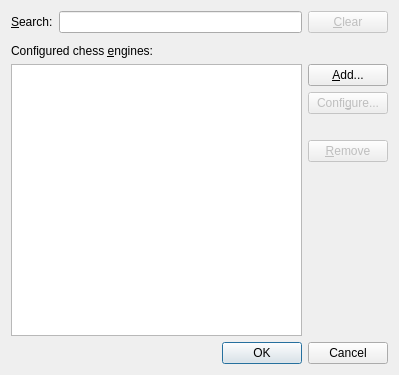
This is projects/gui/ui/enginemanagementdlg.ui in cutechess/cutechess as Qt 5 draws it before an edit. The edited form follows.
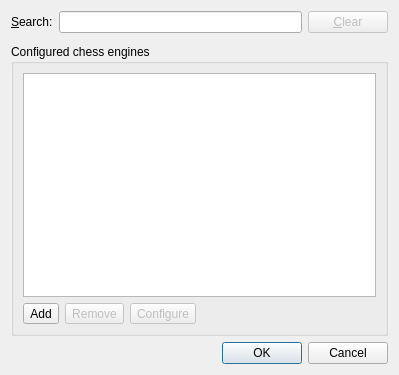
This is the edited form. Icons and pictures are not drawn.

The edit to the form file:
```diff
--- a/projects/gui/ui/enginemanagementdlg.ui
+++ b/projects/gui/ui/enginemanagementdlg.ui
@@ -58,81 +58,78 @@
     </spacer>
    </item>
    <item>
-    <widget class="QLabel" name="label_2">
-     <property name="text">
-      <string>Configured chess &amp;engines:</string>
+    <widget class="QGroupBox" name="groupBox">
+     <property name="title">
+      <string>Configured chess engines</string>
      </property>
-     <property name="buddy">
-      <cstring>m_enginesList</cstring>
-     </property>
-    </widget>
-   </item>
-   <item>
-    <layout class="QHBoxLayout" name="horizontalLayout">
+     <layout class="QVBoxLayout" name="verticalLayout_3">
      <item>
       <widget class="QListView" name="m_enginesList"/>
      </item>
      <item>
-      <layout class="QVBoxLayout" name="verticalLayout">
+       <layout class="QHBoxLayout" name="horizontalLayout_3">
        <item>
-        <widget class="QPushButton" name="m_addBtn">
+         <widget class="QToolButton" name="m_addBtn">
+          <property name="toolTip">
+           <string>Add a new engine</string>
+          </property>
          <property name="text">
-          <string>&amp;Add...</string>
-         </property>
+           <string>Add</string>
+          </property>
+          <property name="icon">
+           <iconset resource="../res/icons/icons.qrc">
+            <normaloff>:/icons/toolbutton/add_16x16.png</normaloff>:/icons/toolbutton/add_16x16.png</iconset>
+          </property>
         </widget>
        </item>
        <item>
-        <widget class="QPushButton" name="m_configureBtn">
+         <widget class="QToolButton" name="m_removeBtn">
          <property name="enabled">
           <bool>false</bool>
          </property>
          <property name="text">
-          <string>Confi&amp;gure...</string>
-         </property>
+           <string>Remove</string>
+          </property>
+          <property name="icon">
+           <iconset resource="../res/icons/icons.qrc">
+            <normaloff>:/icons/toolbutton/remove_16x16.png</normaloff>:/icons/toolbutton/remove_16x16.png</iconset>
+          </property>
         </widget>
        </item>
        <item>
-        <spacer name="verticalSpacer_2">
+         <widget class="QToolButton" name="m_configureBtn">
+          <property name="enabled">
+           <bool>false</bool>
+          </property>
+          <property name="toolTip">
+           <string>Configure selected engine(s)</string>
+          </property>
+          <property name="text">
+           <string>Configure</string>
+          </property>
+          <property name="icon">
+           <iconset resource="../res/icons/icons.qrc">
+            <normaloff>:/icons/toolbutton/configure_16x16.png</normaloff>:/icons/toolbutton/configure_16x16.png</iconset>
+          </property>
+         </widget>
+        </item>
+        <item>
+         <spacer name="horizontalSpacer">
          <property name="orientation">
-          <enum>Qt::Vertical</enum>
-         </property>
-         <property name="sizeType">
-          <enum>QSizePolicy::Fixed</enum>
+           <enum>Qt::Horizontal</enum>
          </property>
          <property name="sizeHint" stdset="0">
           <size>
-           <width>0</width>
+            <width>40</width>
            <height>20</height>
           </size>
          </property>
         </spacer>
        </item>
-       <item>
-        <widget class="QPushButton" name="m_removeBtn">
-         <property name="enabled">
-          <bool>false</bool>
-         </property>
-         <property name="text">
-          <string>&amp;Remove</string>
-         </property>
-        </widget>
-       </item>
-       <item>
-        <spacer name="verticalSpacer">
-         <property name="orientation">
-          <enum>Qt::Vertical</enum>
-         </property>
-         <property name="sizeHint" stdset="0">
-          <size>
-           <width>20</width>
-           <height>40</height>
-          </size>
-         </property>
-        </spacer>
-       </item>
-      </layout>
-     </item>
-    </layout>
+       </layout>
+      </item>
+     </layout>
+    </widget>
    </item>
    <item>
     <widget class="QDialogButtonBox" name="buttonBox">
```
Left out of the diff: 29 changed lines with no effect on the pictures. Lines whose indentation alone changed are shown as unchanged.
